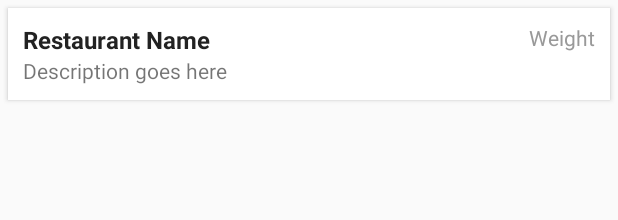
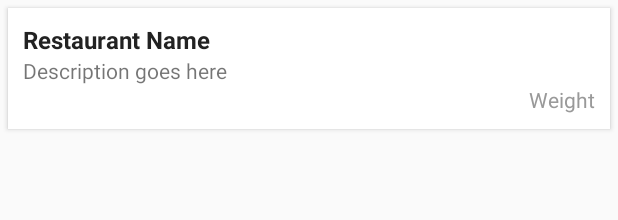
Before and after one commit to PoisonIvysaurBridge/WIRTECRepo, an Android app: the layout restaurant_list_row.xml on its own in the app's theme, with its tools: preview values and no code run, on a phone screen of 412 x 824 dp. Shown: the top 220 px of the screen. Run offline under Robolectric (Android 15) with nearby library versions, the phone set to English and light mode, and no system bars.

```diff
--- a/app/src/main/java/com/example/android/wir_tecrepo/FirstActivity.java
+++ b/app/src/main/java/com/example/android/wir_tecrepo/FirstActivity.java
@@ -55,7 +55,7 @@ public class FirstActivity extends AppCompatActivity {
             public void afterTextChanged(Editable name) {
                 TextView welcome = (TextView) findViewById(R.id.welcome);
                 welcome.setText(name.toString());
-                welcome.setText("Hello " + name.toString() + "! Welcome to Chopin world!");
+                welcome.setText("Hello " + name.toString() + "! Welcome to the WIR-TEC Repo of Ivy!!!");
             }
 
             public void beforeTextChanged(CharSequence s, int start, int count, int after) {
--- a/app/src/main/res/layout/activity_add_restaurant.xml
+++ b/app/src/main/res/layout/activity_add_restaurant.xml
@@ -84,7 +84,7 @@
         android:layout_marginTop="4dp"
         android:ems="10"
         android:hint="Enter weight"
-        android:inputType="textPersonName"
+        android:inputType="numberDecimal"
         app:layout_constraintEnd_toEndOf="parent"
         app:layout_constraintStart_toStartOf="parent"
         app:layout_constraintTop_toBottomOf="@+id/textView6" />
--- a/app/src/main/res/layout/restaurant_list_row.xml
+++ b/app/src/main/res/layout/restaurant_list_row.xml
@@ -72,10 +72,20 @@
                 android:id="@+id/resto_weight"
                 android:layout_width="wrap_content"
                 android:layout_height="wrap_content"
-                android:layout_alignParentRight="true"
+                android:layout_alignParentEnd="true"
+                android:layout_below="@+id/resto_desc"
                 android:textColor="@color/weight"
                 tools:text="Weight" />
-
+<!--
+            <ImageButton
+                android:id="@+id/moreButton"
+                android:layout_width="wrap_content"
+                android:layout_height="wrap_content"
+                android:layout_alignParentEnd="true"
+                android:layout_alignParentTop="true"
+                android:background="?attr/selectableItemBackground"
+                card_view:srcCompat="@drawable/ic_more_vert" />
+-->
         </RelativeLayout>
     </android.support.v7.widget.CardView>
 </FrameLayout>
```
Also changed, not shown: app/src/main/java/com/example/android/wir_tecrepo/AddRestaurant.java (+42 -5 lines), app/src/main/java/com/example/android/wir_tecrepo/RestaurantActivity.java (+11 -2 lines), app/src/main/java/com/example/android/wir_tecrepo/RestaurantAdapter.java (+38 -0 lines), app/src/main/res/drawable-hdpi/ic_more_vert.png (added), app/src/main/res/drawable-mdpi/ic_more_vert.png (added), app/src/main/res/drawable-xhdpi/ic_more_vert.png (added), app/src/main/res/drawable-xxhdpi/ic_more_vert.png (added), app/src/main/res/drawable-xxxhdpi/ic_more_vert.png (added).
